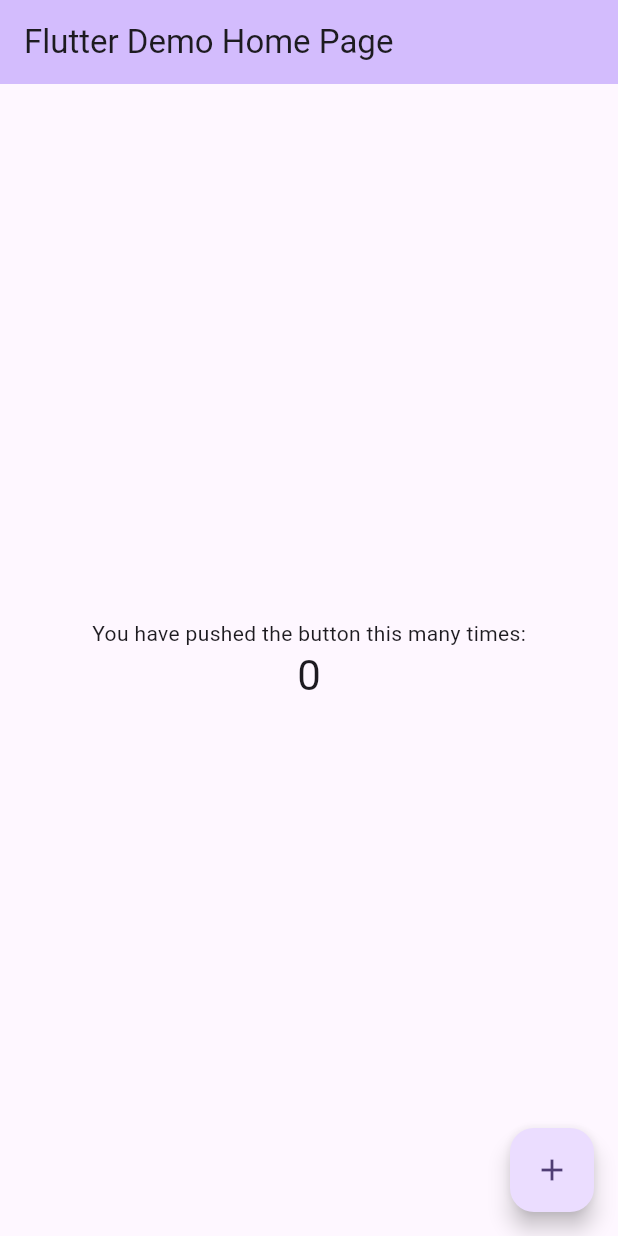
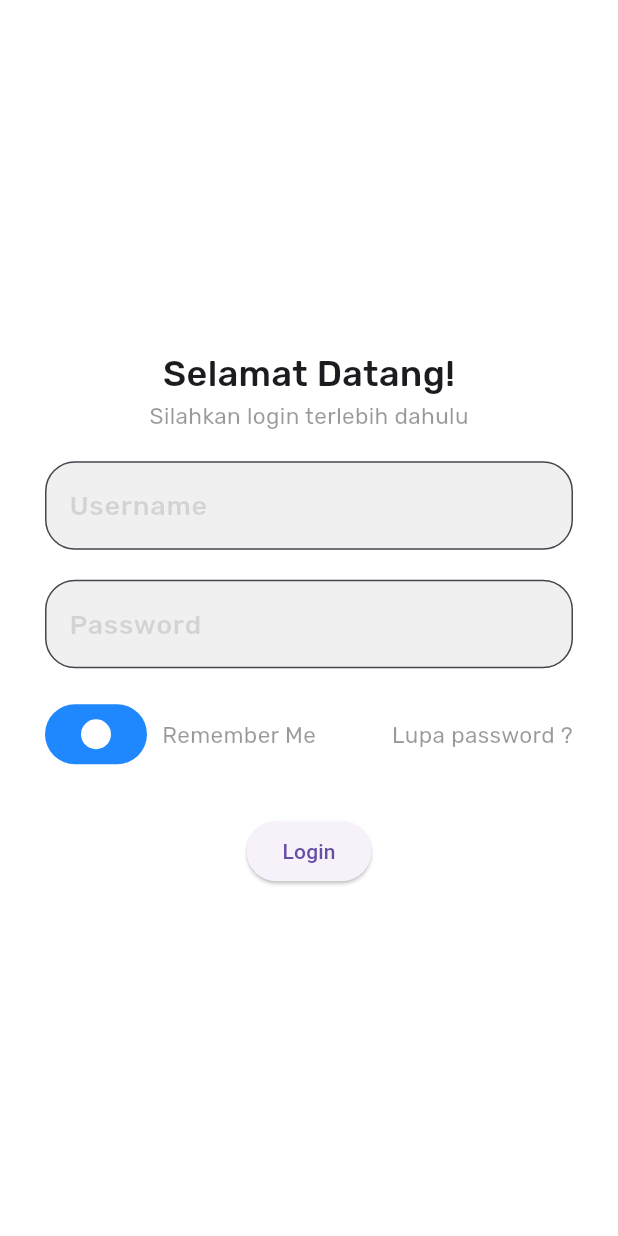
Before and after one commit to AldoR2/sim_klinik_mobile, a Flutter app: the screen it shows after launch, on a phone screen of 412 x 824 dp. Run offline on Flutter 3.47's test engine with Material 3 defaults, Android fonts, the phone set to English and light mode, and no system bars; our stand-ins replace get, google_fonts.

Commit message:
Update Folder Structure

```diff
--- a/lib/main.dart
+++ b/lib/main.dart
@@ -1,122 +1,19 @@
 import 'package:flutter/material.dart';
+import 'package:get/get.dart';
+import 'package:sim_klinik_mobile/routes/app_screens.dart';
 
 void main() {
-  runApp(const MyApp());
+  runApp(MyApp());
 }
 
 class MyApp extends StatelessWidget {
   const MyApp({super.key});
 
-  // This widget is the root of your application.
   @override
   Widget build(BuildContext context) {
-    return MaterialApp(
-      title: 'Flutter Demo',
-      theme: ThemeData(
-        // This is the theme of your application.
-        //
-        // TRY THIS: Try running your application with "flutter run". You'll see
-        // the application has a purple toolbar. Then, without quitting the app,
-        // try changing the seedColor in the colorScheme below to Colors.green
-        // and then invoke "hot reload" (save your changes or press the "hot
-        // reload" button in a Flutter-supported IDE, or press "r" if you used
-        // the command line to start the app).
-        //
-        // Notice that the counter didn't reset back to zero; the application
-        // state is not lost during the reload. To reset the state, use hot
-        // restart instead.
-        //
-        // This works for code too, not just values: Most code changes can be
-        // tested with just a hot reload.
-        colorScheme: ColorScheme.fromSeed(seedColor: Colors.deepPurple),
-      ),
-      home: const MyHomePage(title: 'Flutter Demo Home Page'),
+    return GetMaterialApp(
+      initialRoute: "/",
+      getPages: AppScreens.screens,
     );
   }
 }
-
-class MyHomePage extends StatefulWidget {
-  const MyHomePage({super.key, required this.title});
-
-  // This widget is the home page of your application. It is stateful, meaning
-  // that it has a State object (defined below) that contains fields that affect
-  // how it looks.
-
-  // This class is the configuration for the state. It holds the values (in this
-  // case the title) provided by the parent (in this case the App widget) and
-  // used by the build method of the State. Fields in a Widget subclass are
-  // always marked "final".
-
-  final String title;
-
-  @override
-  State<MyHomePage> createState() => _MyHomePageState();
-}
-
-class _MyHomePageState extends State<MyHomePage> {
-  int _counter = 0;
-
-  void _incrementCounter() {
-    setState(() {
-      // This call to setState tells the Flutter framework that something has
-      // changed in this State, which causes it to rerun the build method below
-      // so that the display can reflect the updated values. If we changed
-      // _counter without calling setState(), then the build method would not be
-      // called again, and so nothing would appear to happen.
-      _counter++;
-    });
-  }
-
-  @override
-  Widget build(BuildContext context) {
-    // This method is rerun every time setState is called, for instance as done
-    // by the _incrementCounter method above.
-    //
-    // The Flutter framework has been optimized to make rerunning build methods
-    // fast, so that you can just rebuild anything that needs updating rather
-    // than having to individually change instances of widgets.
-    return Scaffold(
-      appBar: AppBar(
-        // TRY THIS: Try changing the color here to a specific color (to
-        // Colors.amber, perhaps?) and trigger a hot reload to see the AppBar
-        // change color while the other colors stay the same.
-        backgroundColor: Theme.of(context).colorScheme.inversePrimary,
-        // Here we take the value from the MyHomePage object that was created by
-        // the App.build method, and use it to set our appbar title.
-        title: Text(widget.title),
-      ),
-      body: Center(
-        // Center is a layout widget. It takes a single child and positions it
-        // in the middle of the parent.
-        child: Column(
-          // Column is also a layout widget. It takes a list of children and
-          // arranges them vertically. By default, it sizes itself to fit its
-          // children horizontally, and tries to be as tall as its parent.
-          //
-          // Column has various properties to control how it sizes itself and
-          // how it positions its children. Here we use mainAxisAlignment to
-          // center the children vertically; the main axis here is the vertical
-          // axis because Columns are vertical (the cross axis would be
-          // horizontal).
-          //
-          // TRY THIS: Invoke "debug painting" (choose the "Toggle Debug Paint"
-          // action in the IDE, or press "p" in the console), to see the
-          // wireframe for each widget.
-          mainAxisAlignment: MainAxisAlignment.center,
-          children: <Widget>[
-            const Text('You have pushed the button this many times:'),
-            Text(
-              '$_counter',
-              style: Theme.of(context).textTheme.headlineMedium,
-            ),
-          ],
-        ),
-      ),
-      floatingActionButton: FloatingActionButton(
-        onPressed: _incrementCounter,
-        tooltip: 'Increment',
-        child: const Icon(Icons.add),
-      ), // This trailing comma makes auto-formatting nicer for build methods.
-    );
-  }
-}
--- /dev/null
+++ b/lib/routes/app_screens.dart
@@ -0,0 +1,6 @@
+import 'package:get/get.dart';
+import 'package:sim_klinik_mobile/screens/login_screen.dart';
+
+class AppScreens {
+  static final screens = [GetPage(name: "/", page: () => LoginScreen())];
+}
--- /dev/null
+++ b/lib/screens/login_screen.dart
@@ -0,0 +1,115 @@
+import 'package:flutter/material.dart';
+import 'package:google_fonts/google_fonts.dart';
+import 'package:sim_klinik_mobile/screens/reusables/textfield_reuse.dart';
+
+class LoginScreen extends StatelessWidget {
+  const LoginScreen({super.key});
+
+  @override
+  Widget build(BuildContext context) {
+    return Scaffold(
+      backgroundColor: Colors.white,
+      resizeToAvoidBottomInset: false,
+      body: Stack(
+        children: [
+          Container(
+            margin: EdgeInsets.symmetric(horizontal: 30),
+            child: Center(
+              child: Column(
+                crossAxisAlignment: CrossAxisAlignment.center,
+                mainAxisAlignment: MainAxisAlignment.center,
+                children: [
+                  Text(
+                    "Selamat Datang!",
+                    style: GoogleFonts.rubik(
+                      fontSize: 24,
+                      fontWeight: FontWeight.w500,
+                    ),
+                  ),
+                  Text(
+                    "Silahkan login terlebih dahulu",
+                    style: GoogleFonts.rubik(
+                      fontWeight: FontWeight.w400,
+                      fontSize: 15,
+                      color: Colors.black.withValues(alpha: 0.4),
+                    ),
+                  ),
+                  SizedBox(height: 20),
+                  ReusableTxtFieldStl(hint: "Username"),
+                  SizedBox(height: 20),
+                  ReusableTxtFieldStl(hint: "Password"),
+                  SizedBox(height: 20),
+                  Container(
+                    child: Row(
+                      mainAxisAlignment: MainAxisAlignment.spaceBetween,
+                      children: [
+                        Container(
+                          child: Row(
+                            children: [
+                              FilledButton(
+                                style: ButtonStyle(
+                                  // shape: Out,
+                                  backgroundColor: WidgetStatePropertyAll(
+                                    Color(0xff2088FF),
+                                  ),
+                                ),
+                                onPressed: () {},
+                                child: Container(
+                                  height: 20,
+                                  width: 20,
+                                  decoration: BoxDecoration(
+                                    shape: BoxShape.circle,
+                                    color: Colors.white,
+                                  ),
+                                ),
+                              ),
+                              SizedBox(width: 10),
+                              Text(
+                                "Remember Me",
+                                style: GoogleFonts.rubik(
+                                  fontWeight: FontWeight.w400,
+                                  fontSize: 15,
+                                  color: Colors.black.withValues(alpha: 0.4),
+                                ),
+                              ),
+                            ],
+                          ),
+                        ),
+                        Text(
+                          "Lupa password ?",
+                          style: GoogleFonts.rubik(
+                            fontWeight: FontWeight.w400,
+                            fontSize: 15,
+                            color: Colors.black.withValues(alpha: 0.4),
+                          ),
+                        ),
+                      ],
+                    ),
+                  ),
+                  SizedBox(height: 30),
+                  ElevatedButton(
+                    onPressed: () {},
+                    style: ButtonStyle(alignment: Alignment.center),
+                    child: Text("Login"),
+                  ),
+                  // textAlign: TextAlign.center,
+                  // decoration: InputDecoration(
+                  //   border: OutlineInputBorder(
+                  //     borderRadius: BorderRadius.circular(20),
+                  //   ),
+                  //   hintText: "Login",
+                  //   hintStyle: GoogleFonts.rubik(
+                  //     fontWeight: FontWeight.w500,
+                  //     fontSize: 15,
+                  //   ),
+                  // ),
+                  // ),
+                ],
+              ),
+            ),
+          ),
+        ],
+      ),
+    );
+  }
+}
--- /dev/null
+++ b/lib/screens/reusables/textfield_reuse.dart
@@ -0,0 +1,30 @@
+import 'package:flutter/material.dart';
+import 'package:google_fonts/google_fonts.dart';
+
+class ReusableTxtFieldStl extends StatelessWidget {
+  final String hint;
+  final TextEditingController? controllerr;
+
+  ReusableTxtFieldStl({super.key,
+  required this.hint,
+  this.controllerr
+  });
+
+  @override
+  Widget build(BuildContext context) {
+    return TextFormField(
+      controller: controllerr,
+      decoration: InputDecoration(
+        fillColor: Colors.black.withValues(alpha: 0.06),
+        filled: true,
+        border: OutlineInputBorder(borderRadius: BorderRadius.circular(20)),
+        hintText: hint,
+        hintStyle: GoogleFonts.rubik(
+          fontSize: 18,
+          fontWeight: FontWeight.w500,
+          color: Colors.black.withValues(alpha: 0.12),
+        ),
+      ),
+    );
+  }
+}
--- a/pubspec.yaml
+++ b/pubspec.yaml
@@ -34,6 +34,8 @@ dependencies:
   # The following adds the Cupertino Icons font to your application.
   # Use with the CupertinoIcons class for iOS style icons.
   cupertino_icons: ^1.0.8
+  get: ^4.7.2
+  google_fonts: ^6.3.2
 
 dev_dependencies:
   flutter_test:
```
Also changed, not shown: lib/constants/styles.dart (added), pubspec.lock, 1 other file.
